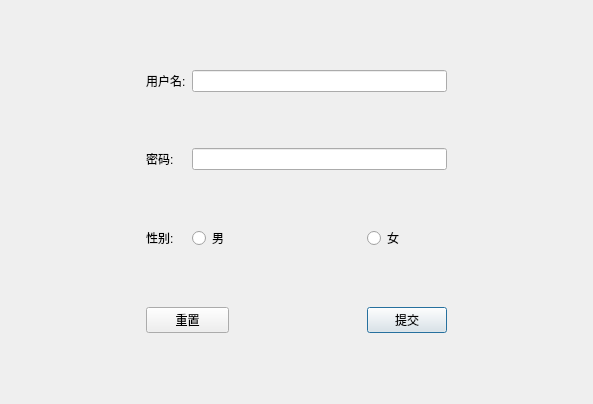
Qt form Game/usersignup.ui (Sanzo00/GamePlatform) before a commit.
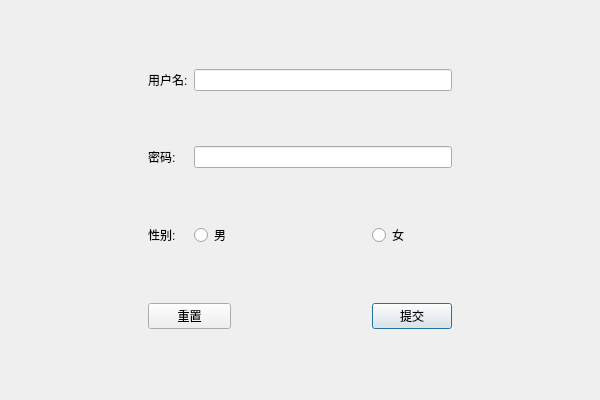
The same form after that commit.

The edit to the form file:
```diff
--- a/Game/usersignup.ui
+++ b/Game/usersignup.ui
@@ -6,10 +6,22 @@
    <rect>
     <x>0</x>
     <y>0</y>
-    <width>593</width>
-    <height>404</height>
+    <width>600</width>
+    <height>400</height>
    </rect>
   </property>
+  <property name="minimumSize">
+   <size>
+    <width>600</width>
+    <height>400</height>
+   </size>
+  </property>
+  <property name="maximumSize">
+   <size>
+    <width>600</width>
+    <height>400</height>
+   </size>
+  </property>
   <property name="windowTitle">
    <string>注册</string>
   </property>
```
